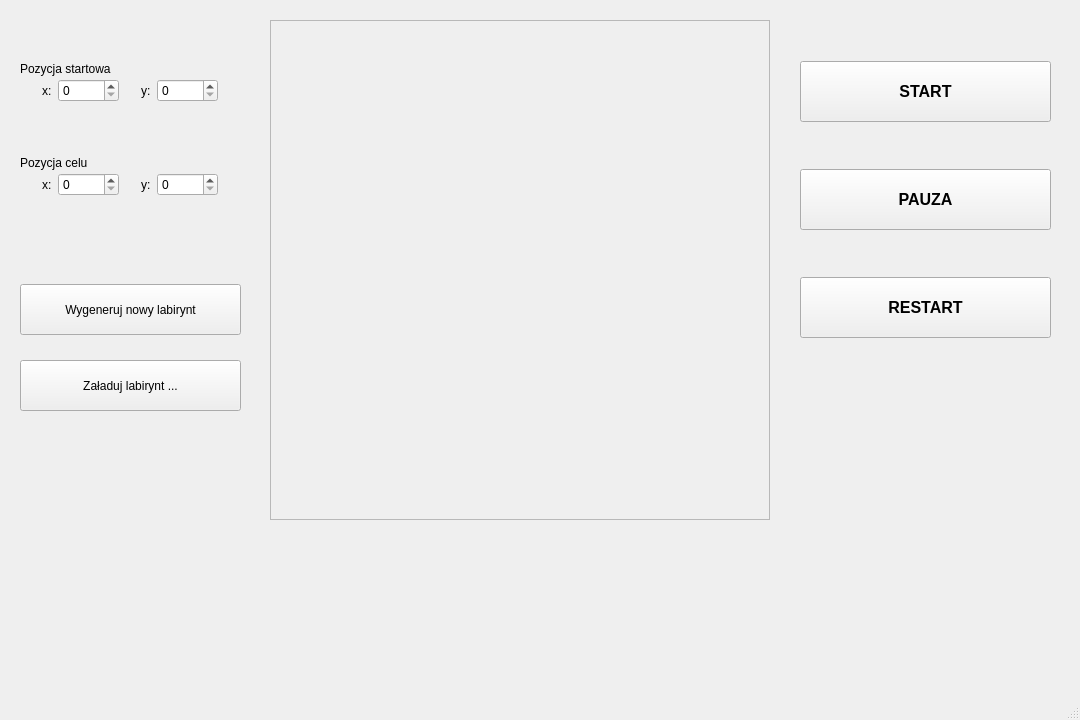
The window that mainwindow.ui (Mateusz533/micromouse) describes before a commit, drawn with Qt 5.
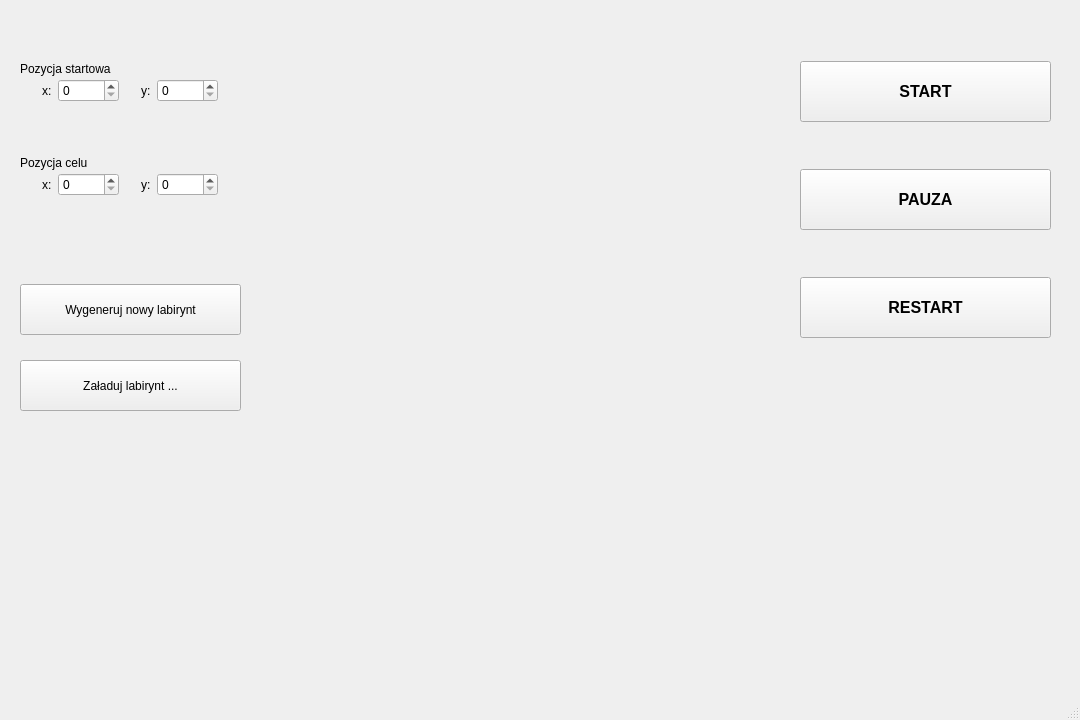
The same window after the commit. Custom widgets are drawn as their Qt base class.

Commit message: Add file reading and correct maze view

The edit to the form file:
```diff
--- a/mainwindow.ui
+++ b/mainwindow.ui
@@ -339,27 +339,21 @@
      </item>
     </layout>
    </widget>
-   <widget class="QFrame" name="frMaze">
+   <widget class="MazeWidget" name="wdgMaze" native="true">
     <property name="geometry">
      <rect>
-      <x>270</x>
+      <x>280</x>
       <y>20</y>
-      <width>500</width>
-      <height>500</height>
+      <width>480</width>
+      <height>480</height>
      </rect>
     </property>
     <property name="minimumSize">
      <size>
-      <width>500</width>
-      <height>500</height>
+      <width>480</width>
+      <height>480</height>
      </size>
     </property>
-    <property name="frameShape">
-     <enum>QFrame::StyledPanel</enum>
-    </property>
-    <property name="frameShadow">
-     <enum>QFrame::Raised</enum>
-    </property>
    </widget>
   </widget>
   <widget class="QMenuBar" name="menubar">
@@ -374,6 +368,14 @@
   </widget>
   <widget class="QStatusBar" name="statusbar"/>
  </widget>
+ <customwidgets>
+  <customwidget>
+   <class>MazeWidget</class>
+   <extends>QWidget</extends>
+   <header>mazewidget.h</header>
+   <container>1</container>
+  </customwidget>
+ </customwidgets>
  <resources/>
  <connections/>
 </ui>
```
The commit also changes 5 other files.
